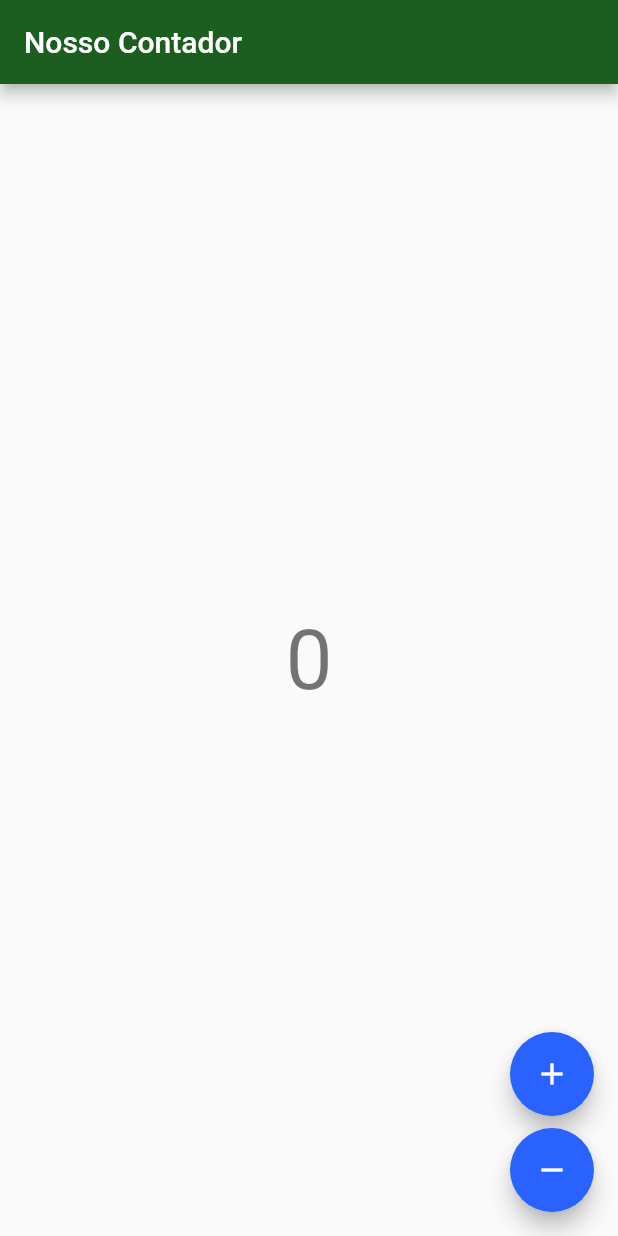
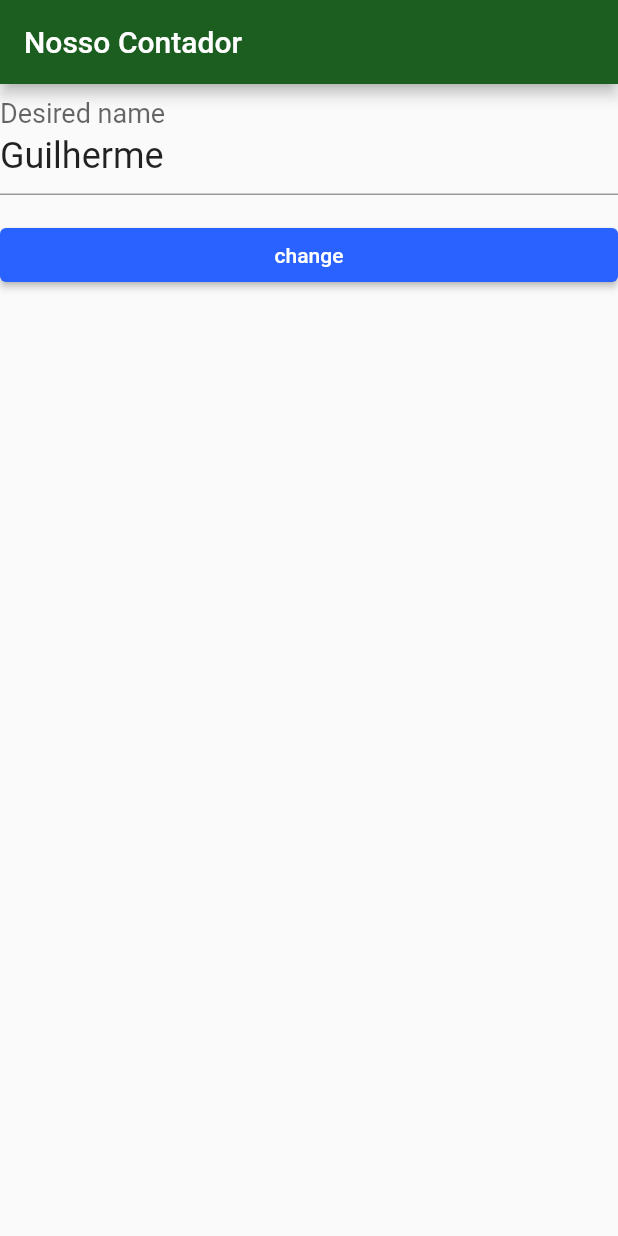
Before and after one commit to almirmv/alura-cursos-flutter, a Flutter app: the screen it shows after launch, on a phone screen of 412 x 824 dp. Run offline on Flutter 3.47's test engine with Material 2 defaults, Android fonts, the phone set to English and light mode, and no system bars; our stand-ins replace flutter_bloc, sqflite; missing offline and left inert: http_interceptor; accounts and stored records are empty.

Commit message:
Aula 3 - Tela de alteração de nome
Algumas alterações foram necessárias por causa da nova versão.
"context.bloc..." foi alterado para "context.read..."

```diff
--- a/streams_reativos_BLoC/bytebank/lib/main.dart
+++ b/streams_reativos_BLoC/bytebank/lib/main.dart
@@ -1,11 +1,31 @@
 import 'package:bytebank/screens/counter.dart';
+import 'package:bytebank/screens/name.dart';
 import 'package:bytebank/screens/dashboard.dart';
 import 'package:flutter/material.dart';
-
+import 'package:flutter_bloc/flutter_bloc.dart';
 import 'components/theme.dart';
 
 void main() {
+  BlocOverrides.runZoned(
+    () => runApp(const BytebankApp()),
+    blocObserver: AppBlocObserver(),
+  );
   runApp(const BytebankApp());
+}
+
+/// Custom [BlocObserver] that observes all bloc and cubit state changes.
+class AppBlocObserver extends BlocObserver {
+  @override
+  void onChange(BlocBase bloc, Change change) {
+    super.onChange(bloc, change);
+    if (bloc is Cubit) print(change);
+  }
+
+  @override
+  void onTransition(Bloc bloc, Transition transition) {
+    super.onTransition(bloc, transition);
+    print(transition);
+  }
 }
 
 class BytebankApp extends StatelessWidget {
@@ -13,9 +33,12 @@ class BytebankApp extends StatelessWidget {
 
   @override
   Widget build(BuildContext context) {
+    //evitar usar Log em produção. para não vazar informaçoes
+    //Bloc.observer = LogObserver();
+
     return MaterialApp(
       theme: bytebankTheme,
-      home: const CounterContainer(),
+      home: const NameContainer(),
     );
   }
 }
--- a/streams_reativos_BLoC/bytebank/lib/screens/counter.dart
+++ b/streams_reativos_BLoC/bytebank/lib/screens/counter.dart
@@ -1,5 +1,11 @@
 import 'package:flutter/material.dart';
 import 'package:flutter_bloc/flutter_bloc.dart';
+
+//O Cubit é aquele que mantém a informação e a entrega ao Container por meio de
+// um Provider, e a View ouve o Container para alterar a informação visual!
+
+//exemplo de contador utilizando Bloc
+//em duas variações
 
 class CounterCubit extends Cubit<int> {
   CounterCubit() : super(0); //metoso construtor inicializa state com 0
@@ -23,7 +29,7 @@ class CounterView extends StatelessWidget {
   Widget build(BuildContext context) {
     final textTheme = Theme.of(context).textTheme;
     return Scaffold(
-      appBar: AppBar(title: const Text("Nosso Contador")),
+      appBar: AppBar(title: const Text("Counter")),
       body: Center(
         //é notificado quando tiver que fazer um rebuild
         child: BlocBuilder<CounterCubit, int>(builder: (context, state) {
--- /dev/null
+++ b/streams_reativos_BLoC/bytebank/lib/screens/name.dart
@@ -0,0 +1,56 @@
+import 'package:flutter/material.dart';
+import 'package:flutter_bloc/flutter_bloc.dart';
+
+class NameCubit extends Cubit<String> {
+  NameCubit(String name) : super(name);
+  void change(String name) => emit(name);
+}
+
+class NameContainer extends StatelessWidget {
+  const NameContainer({Key? key}) : super(key: key);
+
+  @override
+  Widget build(BuildContext context) {
+    return BlocProvider(
+      create: (_) => NameCubit("Guilherme"),
+      child: NameView(),
+    );
+  }
+}
+
+class NameView extends StatelessWidget {
+  NameView({Key? key}) : super(key: key);
+  final TextEditingController _nameController = TextEditingController();
+  @override
+  Widget build(BuildContext context) {
+    //agora nao tem problema essa abordagem
+    //pois nao vamos fazer um rebuild quando o estado é alterado
+    _nameController.text = context.read<NameCubit>().state;
+    return Scaffold(
+      appBar: AppBar(title: const Text("Nosso Contador")),
+      body: Column(
+        children: [
+          TextField(
+            controller: _nameController,
+            decoration: const InputDecoration(labelText: "Desired name"),
+            style: const TextStyle(fontSize: 24.0),
+          ),
+          Padding(
+            padding: const EdgeInsets.only(top: 16.0),
+            child: SizedBox(
+              width: double.maxFinite,
+              child: ElevatedButton(
+                child: const Text("change"),
+                onPressed: () {
+                  final name = _nameController.text;
+                  context.read<NameCubit>().change(name);
+                  Navigator.pop(context);
+                },
+              ),
+            ),
+          ),
+        ],
+      ),
+    );
+  }
+}
```
